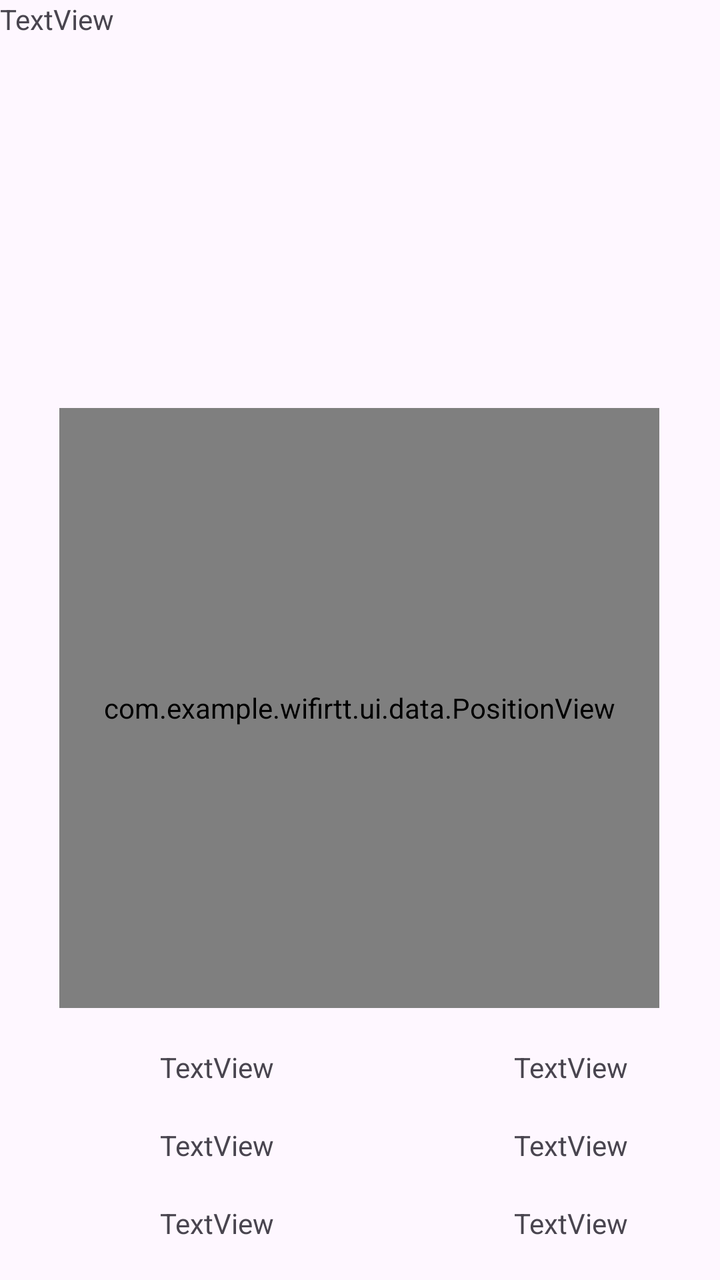
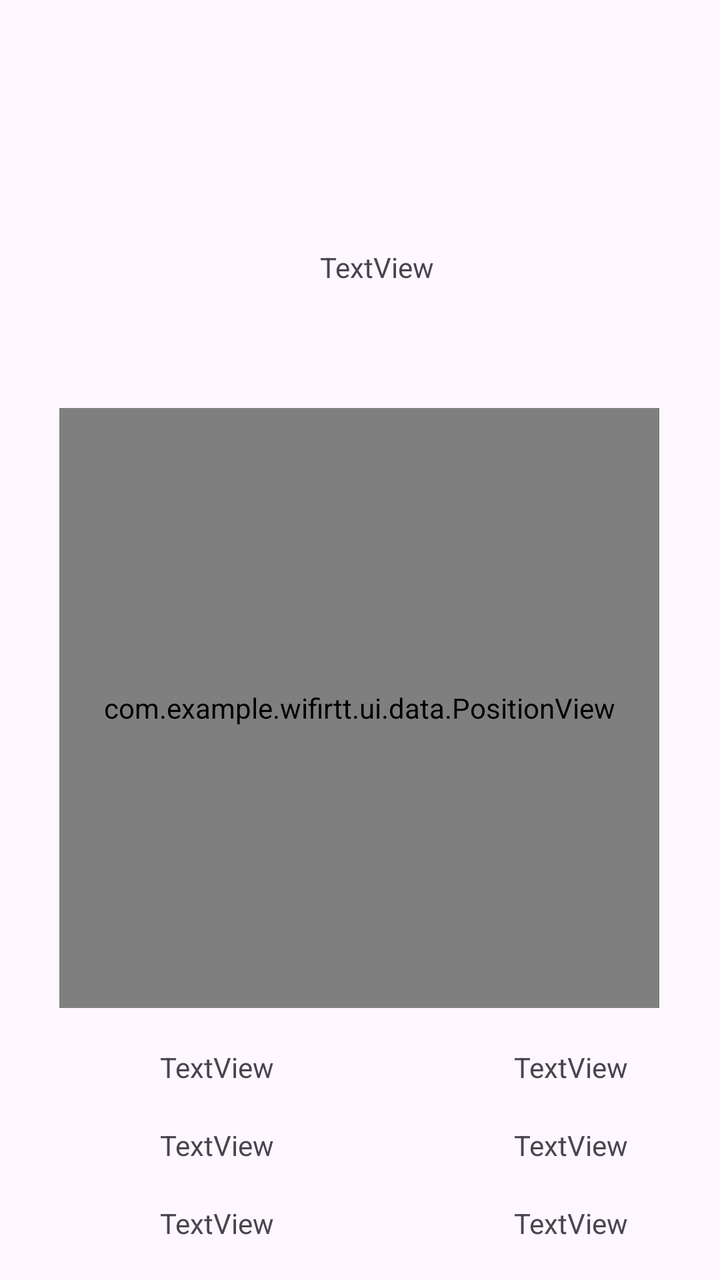

An Android layout rendered at two revisions. The XML below is the earlier revision; the diff shows what the commit changed to produce the second picture.
<!-- AndroidManifest.xml: activity theme Theme.WiFiRTT -->
<!-- res/layout/activity_positioning_draw.xml -->
<?xml version="1.0" encoding="utf-8"?>
<androidx.constraintlayout.widget.ConstraintLayout xmlns:android="http://schemas.android.com/apk/res/android"
    xmlns:app="http://schemas.android.com/apk/res-auto"
    xmlns:tools="http://schemas.android.com/tools"
    android:id="@+id/linearLayout2"
    android:layout_width="match_parent"
    android:layout_height="match_parent"
    tools:context=".ui.PositioningDrawActivity">

    <com.example.wifirtt.ui.data.PositionView
        android:id="@+id/position"
        android:layout_width="300dp"
        android:layout_height="300dp"
        android:layout_marginTop="204dp"
        app:layout_constraintEnd_toEndOf="parent"
        app:layout_constraintHorizontal_bias="0.495"
        app:layout_constraintStart_toStartOf="parent"
        app:layout_constraintTop_toTopOf="parent"></com.example.wifirtt.ui.data.PositionView>

    <TextView
        android:id="@+id/router1"
        android:layout_width="wrap_content"
        android:layout_height="wrap_content"
        android:layout_marginStart="80dp"
        android:layout_marginTop="20dp"
        android:text="TextView"
        app:layout_constraintStart_toStartOf="parent"
        app:layout_constraintTop_toBottomOf="@+id/position" />

    <TextView
        android:id="@+id/router2"
        android:layout_width="wrap_content"
        android:layout_height="wrap_content"
        android:layout_marginTop="20dp"
        android:text="TextView"
        app:layout_constraintStart_toStartOf="@+id/router1"
        app:layout_constraintTop_toBottomOf="@+id/router1" />

    <TextView
        android:id="@+id/router3"
        android:layout_width="wrap_content"
        android:layout_height="wrap_content"
        android:layout_marginTop="20dp"
        android:text="TextView"
        app:layout_constraintStart_toStartOf="@+id/router2"
        app:layout_constraintTop_toBottomOf="@+id/router2" />

    <TextView
        android:id="@+id/router1Scans"
        android:layout_width="wrap_content"
        android:layout_height="wrap_content"
        android:layout_marginStart="120dp"
        android:text="TextView"
        app:layout_constraintStart_toEndOf="@+id/router1"
        app:layout_constraintTop_toTopOf="@+id/router1" />

    <TextView
        android:id="@+id/router2Scans"
        android:layout_width="wrap_content"
        android:layout_height="wrap_content"
        android:text="TextView"
        app:layout_constraintStart_toStartOf="@+id/router1Scans"
        app:layout_constraintTop_toTopOf="@+id/router2" />

    <TextView
        android:id="@+id/router3Scans"
        android:layout_width="wrap_content"
        android:layout_height="wrap_content"
        android:text="TextView"
        app:layout_constraintStart_toStartOf="@+id/router2Scans"
        app:layout_constraintTop_toTopOf="@+id/router3" />

    <TextView
        android:id="@+id/numberOfScans"
        android:layout_width="wrap_content"
        android:layout_height="wrap_content"
        android:text="TextView"
        tools:layout_editor_absoluteX="161dp"
        tools:layout_editor_absoluteY="137dp" />

</androidx.constraintlayout.widget.ConstraintLayout>
<!-- resources referenced by this layout -->
<resources>
  <style name="Theme.WiFiRTT" parent="android:Theme.Material.Light.NoActionBar" />
</resources>

<!-- the commit's change to res/layout/activity_positioning_draw.xml (unified diff, before → after) -->
@@ -74,8 +74,10 @@
         android:id="@+id/numberOfScans"
         android:layout_width="wrap_content"
         android:layout_height="wrap_content"
+        android:layout_marginStart="160dp"
+        android:layout_marginTop="124dp"
         android:text="TextView"
-        tools:layout_editor_absoluteX="161dp"
-        tools:layout_editor_absoluteY="137dp" />
+        app:layout_constraintStart_toStartOf="parent"
+        app:layout_constraintTop_toTopOf="parent" />
 
 </androidx.constraintlayout.widget.ConstraintLayout>
